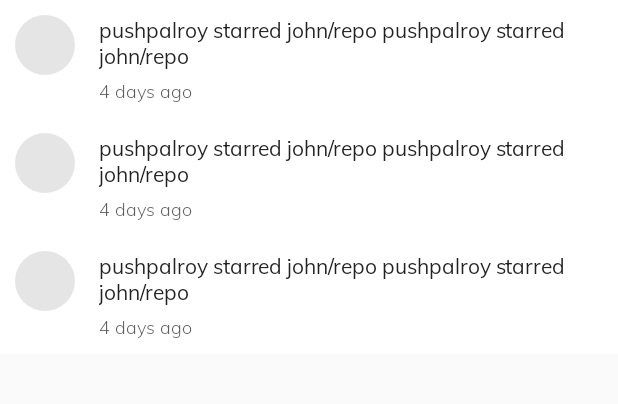
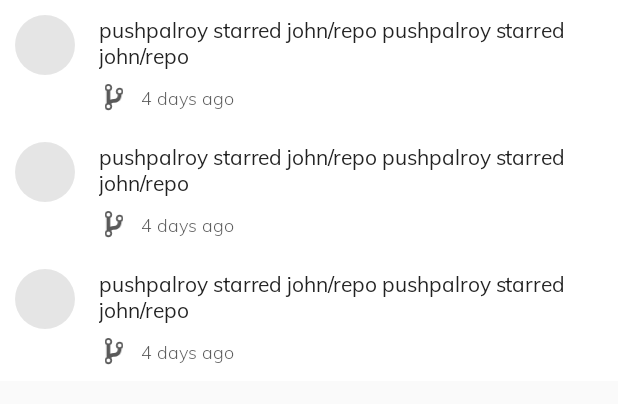
Before and after one commit to pushpalroy/GitSurf, an Android app: the layout fragment_feed.xml on its own in the app's theme, with its tools: preview values and no code run, on a phone screen of 412 x 824 dp. Shown: the top 404 px of the screen. Run offline under Robolectric (Android 15) with nearby library versions, the phone set to English and light mode, and no system bars.

Commit message:
Add feed icons

```diff
--- a/app/src/main/java/com/gitsurfer/gitsurf/ui/main/feed/paging/FeedPagedListAdapter.kt
+++ b/app/src/main/java/com/gitsurfer/gitsurf/ui/main/feed/paging/FeedPagedListAdapter.kt
@@ -14,6 +14,7 @@ import com.gitsurfer.gitsurf.ui.main.feed.paging.FeedPagedListAdapter.FeedViewHo
 import com.gitsurfer.gitsurf.utils.DateUtil
 import com.gitsurfer.gitsurf.utils.GithubUtil.getActionFromEventType
 import com.gitsurfer.gitsurf.utils.GithubUtil.getDescriptionFromAction
+import com.gitsurfer.gitsurf.utils.GithubUtil.getIconFromEventType
 
 class FeedPagedListAdapter : PagedListAdapter<Feed, FeedViewHolder>(
     FEED_COMPARATOR
@@ -68,6 +69,7 @@ class FeedPagedListAdapter : PagedListAdapter<Feed, FeedViewHolder>(
       binding.tvAction.text =
         HtmlCompat.fromHtml(event, HtmlCompat.FROM_HTML_MODE_LEGACY)
       binding.tvTimestamp.text = DateUtil.getTimeAgo(feed.createdAt.time)
+      binding.ivIcon.setImageResource(getIconFromEventType(feed.type))
     }
   }
 
--- a/app/src/main/java/com/gitsurfer/gitsurf/ui/main/feed/view/SwipeController.kt
+++ b/app/src/main/java/com/gitsurfer/gitsurf/ui/main/feed/view/SwipeController.kt
@@ -218,7 +218,7 @@ class SwipeController constructor(
       c.drawBitmap(
           leftBitmap,
           itemView.left.toFloat() + 32,
-          itemView.top.toFloat() + 28,
+          itemView.top.toFloat() + 34,
           p
       )
 
@@ -229,7 +229,7 @@ class SwipeController constructor(
       c.drawBitmap(
           rightBitmap,
           itemView.right.toFloat() - (rightBitmap.width + 48),
-          itemView.top.toFloat() + 28,
+          itemView.top.toFloat() + 34,
           p
       )
     }
--- /dev/null
+++ b/app/src/main/res/drawable/ic_fork.xml
@@ -0,0 +1,10 @@
+<vector xmlns:android="http://schemas.android.com/apk/res/android"
+    android:width="640dp"
+    android:height="1024dp"
+    android:autoMirrored="true"
+    android:viewportWidth="640"
+    android:viewportHeight="1024">
+  <path
+      android:fillColor="@color/textBlackMedium"
+      android:pathData="M512,192c-70.63,0 -128,57.34 -128,128 0,47.22 25.88,88.06 64,110.28V448c0,0 0,128 -128,128 -53.06,0 -94.66,11.38 -128,28.81V302.28c38.16,-22.22 64,-63.06 64,-110.28 0,-70.66 -57.34,-128 -128,-128S0,121.34 0,192c0,47.22 25.84,88.06 64,110.28V721.75C25.84,743.94 0,784.75 0,832c0,70.63 57.34,128 128,128s128,-57.38 128,-128c0,-33.5 -13.19,-63.75 -34.25,-86.63C240.38,722.5 270.66,704 320,704c254,0 256,-256 256,-256v-17.72c38.13,-22.22 64,-63.06 64,-110.28C640,249.34 582.63,192 512,192zM128,128c35.41,0 64,28.59 64,64s-28.59,64 -64,64 -64,-28.59 -64,-64S92.59,128 128,128zM128,896c-35.41,0 -64,-28.63 -64,-64 0,-35.31 28.59,-64 64,-64s64,28.69 64,64C192,867.38 163.41,896 128,896zM512,384c-35.38,0 -64,-28.59 -64,-64s28.63,-64 64,-64 64,28.59 64,64S547.38,384 512,384z" />
+</vector>
--- a/app/src/main/res/layout/item_feed.xml
+++ b/app/src/main/res/layout/item_feed.xml
@@ -51,18 +51,30 @@
         app:layout_constraintTop_toTopOf="@+id/iv_person_avatar"
         tools:text="pushpalroy starred john/repo pushpalroy starred john/repo"
         />
+    <ImageView
+        android:id="@+id/iv_icon"
+        android:layout_width="20dp"
+        android:layout_height="20dp"
+        android:layout_marginTop="8dp"
+        android:contentDescription="@string/con_desc_feed_icon"
+        android:src="@drawable/ic_fork"
+        app:layout_constraintStart_toStartOf="@+id/tv_action"
+        app:layout_constraintTop_toBottomOf="@+id/tv_action"
+        />
     <TextView
         android:id="@+id/tv_timestamp"
         android:layout_width="@dimen/dimen_0dp"
         android:layout_height="wrap_content"
-        android:layout_marginTop="5dp"
+        android:layout_marginStart="8dp"
         android:fontFamily="@font/muli_light"
+        android:gravity="center_vertical"
         android:textAppearance="?android:attr/textAppearanceSmall"
         android:textColor="@color/textBlackMedium"
         android:textSize="12sp"
+        app:layout_constraintBottom_toBottomOf="@+id/iv_icon"
         app:layout_constraintEnd_toEndOf="parent"
-        app:layout_constraintStart_toStartOf="@+id/tv_action"
-        app:layout_constraintTop_toBottomOf="@+id/tv_action"
+        app:layout_constraintStart_toEndOf="@+id/iv_icon"
+        app:layout_constraintTop_toTopOf="@+id/iv_icon"
         tools:text="4 days ago"
         />
   </androidx.constraintlayout.widget.ConstraintLayout>
--- a/app/src/main/res/values/strings.xml
+++ b/app/src/main/res/values/strings.xml
@@ -15,4 +15,5 @@
   <string name="nav_repo">My Repositories</string>
   <string name="action_feed">Feeds</string>
   <string name="con_desc_avatar">Avatar</string>
+  <string name="con_desc_feed_icon">Feed icon</string>
 </resources>
```
Also changed, not shown: app/src/main/java/com/gitsurfer/gitsurf/utils/GithubUtil.kt (+15 -0 lines), app/src/main/res/drawable/ic_add.xml (added, +10 -0 lines), app/src/main/res/drawable/ic_created.xml (added, +28 -0 lines), app/src/main/res/drawable/ic_star.xml (added, +10 -0 lines).
